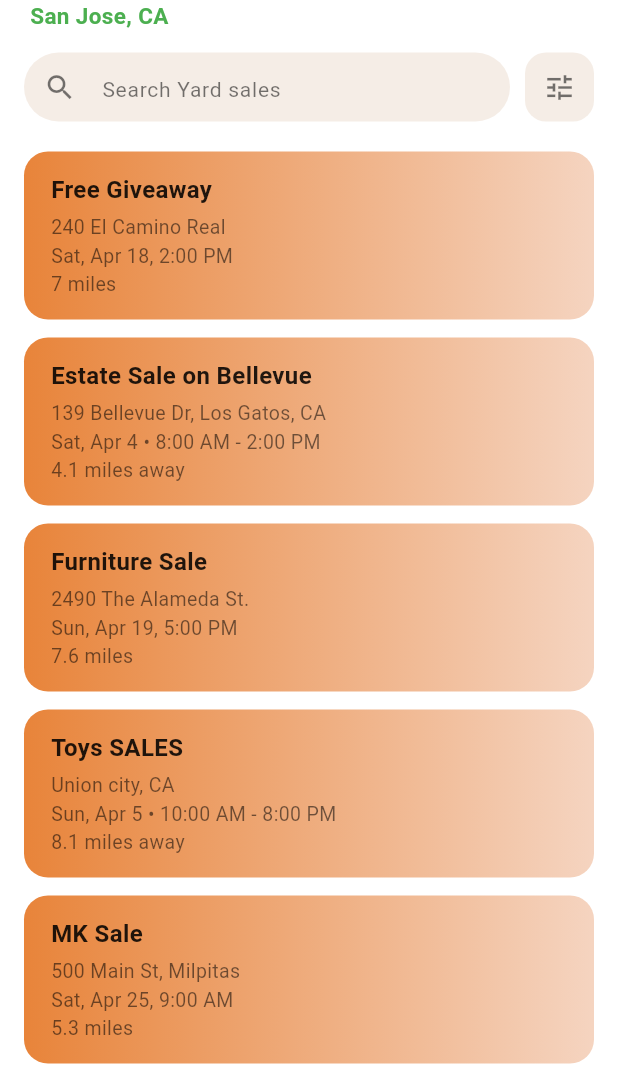
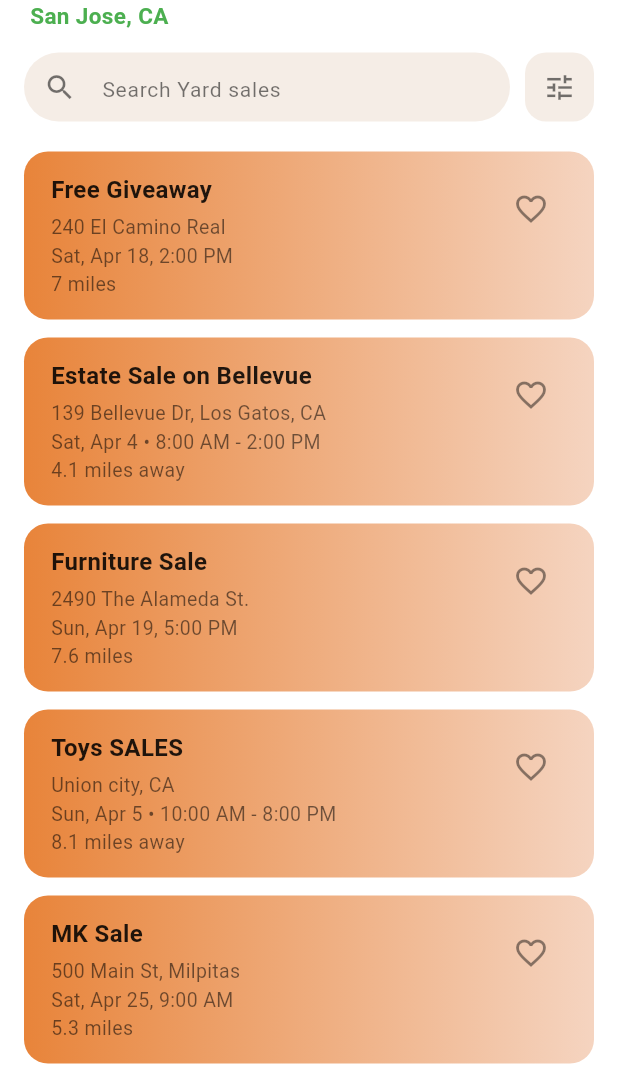
Before and after one commit to devaravind24/Integration-of-YARDSALES-APP, a Flutter app: the ListingScreen screen opened directly, on a phone screen of 412 x 824 dp, the part 165-1236 px from its top. Run offline on Flutter 3.47's test engine with Material 3 defaults, Android fonts, the phone set to English and light mode, and no system bars; our stand-ins replace cloud_firestore, firebase_auth, firebase_core, font_awesome_flutter, geolocator, google_fonts and 1 more; accounts and stored records are empty.

Commit message:
feat: added favorite button to lists

```diff
--- a/lib/screens/home/listing_screen.dart
+++ b/lib/screens/home/listing_screen.dart
@@ -1,3 +1,6 @@
+import 'dart:async';
+
+import 'package:firebase_auth/firebase_auth.dart';
 import 'package:flutter/material.dart';
 import 'package:cloud_firestore/cloud_firestore.dart';
 
@@ -15,6 +18,15 @@ class ListingScreen extends StatefulWidget {
 class _ListingScreenState extends State<ListingScreen> {
   final TextEditingController _searchController = TextEditingController();
   String _searchQuery = '';
+
+  String? _currentUserId = FirebaseAuth.instance.currentUser?.uid;
+  Set<String> _favoriteIds = {};
+  StreamSubscription<User?>? _authSub;
+
+
+  List<Map<String, dynamic>> _allSales = [];
+  bool _isLoading = true;
+
   static const List<Map<String, dynamic>> _fallback = [
     {
       'title': 'Free Giveaway',
@@ -49,13 +61,120 @@ class _ListingScreenState extends State<ListingScreen> {
   ];
 
   @override
+  void initState() {
+    super.initState();
+    _loadInitialData();
+    _authSub = FirebaseAuth.instance.authStateChanges().listen((_) {
+      if (mounted) _loadInitialData();
+    });
+  }
+
+  Future<void> _loadInitialData() async {
+    setState(() {
+      _isLoading = true;
+    });
+
+    await _loadFavorites();
+    await _fetchSalesData();
+
+    setState(() {
+      _isLoading = false;
+    });
+  }
+
+  Future<void> _fetchSalesData() async {
+    try {
+      final snapshot = await FirebaseFirestore.instance
+        .collection('sales')
+        .orderBy('createdAt', descending: true)
+        .get();
+
+      if (snapshot.docs.isEmpty) {
+        _allSales = List.from(_fallback);
+      } else {
+        _allSales = snapshot.docs
+          .map((doc) {
+            final data = doc.data();
+            if (!data.containsKey('id')) {
+              data['id'] = doc.id;
+            }
+            return data;
+          }).toList();
+      }
+    } catch (e) {
+      debugPrint("Error fetching sales, using fallback: $e");
+      _allSales = List.from(_fallback);
+    }
+  }
+
+  Future<void> _loadFavorites() async {
+    try {
+      final userDoc = await FirebaseFirestore.instance
+        .collection('users')
+        .doc(_currentUserId)
+        .get();
+
+      if (userDoc.exists && userDoc.data() != null) {
+        final List<dynamic> favList = userDoc.data()?['favorites'] ?? [];
+        setState(() {
+          _favoriteIds = favList.map((id) => id.toString()).toSet();
+        });
+      }
+    } catch (e) {
+      debugPrint("Error loading favorites: $e");
+    }
+  }
+
+  @override
   void dispose() {
     _searchController.dispose();
+    _authSub?.cancel();
     super.dispose();
+  }
+
+
+  Future<void> _toggleFavorite(String saleId) async {
+    final userDocRef = FirebaseFirestore.instance.collection('users').doc(_currentUserId);
+    final isCurrentlyFav = _favoriteIds.contains(saleId);
+
+    setState(() {
+      if(_favoriteIds.contains(saleId)) {
+        _favoriteIds.remove(saleId);
+      } else {
+        _favoriteIds.add(saleId);
+      }
+    });
+
+    try {
+      if (isCurrentlyFav) {
+        // Remove ID from array
+        await userDocRef.update({
+          'favorites': FieldValue.arrayRemove([saleId]),
+        });
+      } else {
+        // Add ID to array dynamically (creates the field if it doesn't exist)
+        await userDocRef.set({
+          'favorites': FieldValue.arrayUnion([saleId]),
+        }, SetOptions(merge: true));
+      }
+    } catch (e) {
+      debugPrint("Error updating favorite in Firestore: $e");
+      // Revert UI state if the network request fails completely
+      _loadFavorites();
+    }
   }
 
   @override
   Widget build(BuildContext context) {
+    List<Map<String, dynamic>> displayedSales = _allSales;
+    if (_searchQuery.isNotEmpty) {
+      displayedSales = _allSales
+          .where((s) =>
+              (s['title'] ?? '').toString().toLowerCase().contains(_searchQuery) ||
+              (s['address'] ?? '').toString().toLowerCase().contains(_searchQuery))
+          .toList();
+    }
+
     return Scaffold(
       backgroundColor: Colors.white,
       body: SafeArea(
@@ -137,64 +256,34 @@ class _ListingScreenState extends State<ListingScreen> {
             const SizedBox(height: 16),
             // Firestore-backed list
             Expanded(
-              child: StreamBuilder<QuerySnapshot>(
-                stream: FirebaseFirestore.instance
-                    .collection('sales')
-                    .orderBy('createdAt', descending: true)
-                    .snapshots(),
-                builder: (context, snapshot) {
-                  List<Map<String, dynamic>> sales;
-
-                  if (snapshot.connectionState == ConnectionState.waiting) {
-                    return const Center(
-                        child:
-                            CircularProgressIndicator(color: Color(0xFFE8843A)));
-                  }
-
-                  if (snapshot.hasError ||
-                      !snapshot.hasData ||
-                      snapshot.data!.docs.isEmpty) {
-                    sales = _fallback;
-                  } else {
-                    sales = snapshot.data!.docs
-                        .map((doc) => doc.data() as Map<String, dynamic>)
-                        .toList();
-                  }
-
-                  if (_searchQuery.isNotEmpty) {
-                    sales = sales
-                        .where((s) =>
-                            (s['title'] ?? '')
-                                .toString()
-                                .toLowerCase()
-                                .contains(_searchQuery) ||
-                            (s['address'] ?? '')
-                                .toString()
-                                .toLowerCase()
-                                .contains(_searchQuery))
-                        .toList();
-                  }
-
-                  if (sales.isEmpty) {
-                    return const Center(child: Text('No sales found.'));
-                  }
-
-                  return ListView.separated(
+              // Body UI strictly switches using a standard local variable state machine instead of an inline builder
+              child: _isLoading
+                  ? const Center(
+                      child: CircularProgressIndicator(color: Color(0xFFE8843A)),
+                    )
+                  : displayedSales.isEmpty
+                      ? const Center(child: Text('No sales found.'))
+                      : ListView.separated(
                           padding: const EdgeInsets.symmetric(
                               horizontal: 16, vertical: 4),
-                    itemCount: sales.length,
+                          itemCount: displayedSales.length,
                           separatorBuilder: (_, __) => const SizedBox(height: 12),
                           itemBuilder: (context, index) {
-                      final sale = sales[index];
+                            final sale = displayedSales[index];
+                            final String saleId = sale['id']?.toString() ??
+                                sale['title']?.toString() ??
+                                'unknown_$index';
+                            final bool isFav = _favoriteIds.contains(saleId);
+
                             return _SaleListCard(
                               sale: sale,
+                              isFavorite: isFav,
+                              onFavorite: () => _toggleFavorite(saleId),
                               onTap: () => Navigator.pushNamed(
                                 context,
                                 AppRoutes.details,
                                 arguments: sale,
                               ),
-                      );
-                    },
                             );
                           },
                         ),
@@ -209,7 +298,15 @@ class _ListingScreenState extends State<ListingScreen> {
 class _SaleListCard extends StatelessWidget {
   final Map<String, dynamic> sale;
   final VoidCallback onTap;
-  const _SaleListCard({required this.sale, required this.onTap});
+  final bool isFavorite;
+  final VoidCallback onFavorite;
+
+  const _SaleListCard({
+    required this.sale,
+    required this.onTap,
+    required this.isFavorite,
+    required this.onFavorite
+  });
 
   @override
   Widget build(BuildContext context) {
@@ -226,6 +323,10 @@ class _SaleListCard extends StatelessWidget {
         ),
         child: Padding(
           padding: const EdgeInsets.symmetric(horizontal: 18, vertical: 14),
+          child: Row(
+            crossAxisAlignment: CrossAxisAlignment.start,
+            children: [
+              Expanded(
                 child: Column(
                   crossAxisAlignment: CrossAxisAlignment.start,
                   mainAxisSize: MainAxisSize.min,
@@ -246,6 +347,10 @@ class _SaleListCard extends StatelessWidget {
                       Text(sale['datetime']!.toString(),
                           style: const TextStyle(
                               color: Colors.black54, fontSize: 13)),
+                    if ((sale['']?.toString() ?? '').isNotEmpty)
+                      Text(sale['datetime']!.toString(),
+                          style: const TextStyle(
+                              color: Colors.black54, fontSize: 13)),
                     if ((sale['distance']?.toString() ?? '').isNotEmpty)
                       Text(sale['distance']!.toString(),
                           style: const TextStyle(
@@ -253,6 +358,16 @@ class _SaleListCard extends StatelessWidget {
                   ],
                 ),
               ),
+              IconButton(
+                onPressed: onFavorite,
+                icon: Icon(
+                  isFavorite ? Icons.favorite : Icons.favorite_border,
+                  color: isFavorite ? Color(0xFFE8843A) : Colors.black45,
+                )
+              ),
+            ],
+          ),
+        ),
       ),
     );
   }
```
Lines whose indentation alone changed are shown as unchanged.
